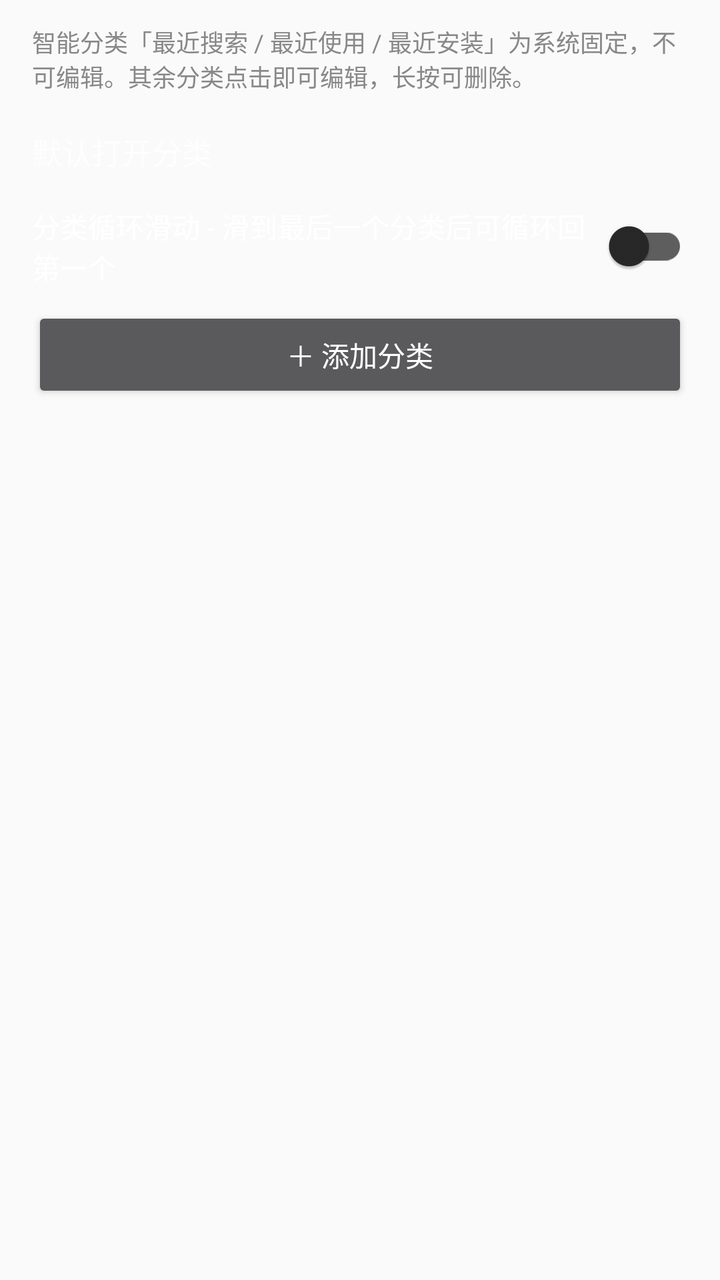
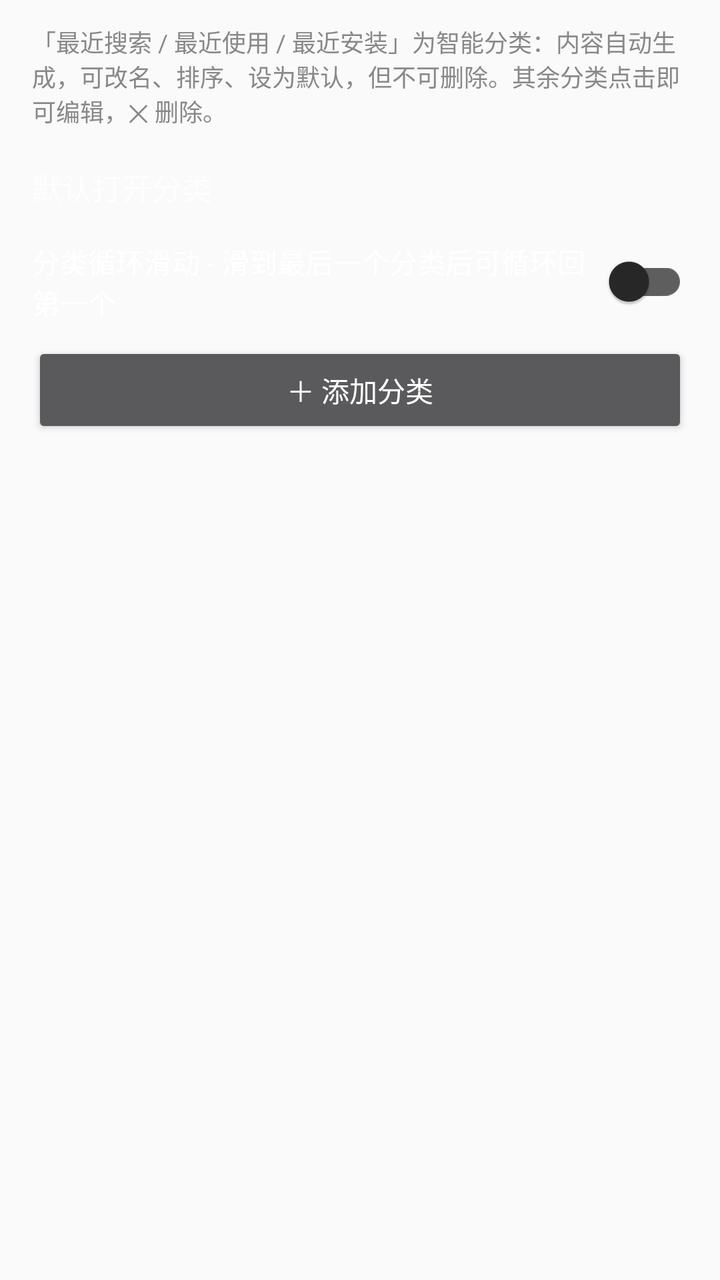

Before-and-after screenshots of an Android layout around one commit, followed by the original layout XML and the change that was made.
<!-- AndroidManifest.xml: activity theme AppTheme -->
<!-- res/layout/activity_category_settings.xml -->
<?xml version="1.0" encoding="utf-8"?>
<LinearLayout xmlns:android="http://schemas.android.com/apk/res/android"
    xmlns:app="http://schemas.android.com/apk/res-auto"
    android:layout_width="match_parent"
    android:layout_height="match_parent"
    android:orientation="vertical"
    android:paddingTop="4dp">

    <TextView
        android:layout_width="match_parent"
        android:layout_height="wrap_content"
        android:paddingHorizontal="16dp"
        android:paddingVertical="8dp"
        android:text="智能分类「最近搜索 / 最近使用 / 最近安装」为系统固定，不可编辑。其余分类点击即可编辑，长按可删除。"
        android:textColor="@color/hint_text"
        android:textSize="12sp" />

    
    <LinearLayout
        android:id="@+id/row_default_category"
        android:layout_width="match_parent"
        android:layout_height="wrap_content"
        android:orientation="horizontal"
        android:gravity="center_vertical"
        android:paddingHorizontal="16dp"
        android:paddingVertical="10dp"
        android:background="?android:attr/selectableItemBackground">

        <TextView
            android:layout_width="0dp"
            android:layout_height="wrap_content"
            android:layout_weight="1"
            android:text="默认打开分类"
            android:textSize="15sp" />

        <TextView
            android:id="@+id/default_category_value"
            android:layout_width="wrap_content"
            android:layout_height="wrap_content"
            android:textColor="?attr/colorPrimary"
            android:textSize="15sp" />
    </LinearLayout>

    
    <com.google.android.material.switchmaterial.SwitchMaterial
        android:id="@+id/loop_swipe_switch"
        android:layout_width="match_parent"
        android:layout_height="wrap_content"
        android:paddingHorizontal="16dp"
        android:paddingVertical="6dp"
        android:text="分类循环滑动 - 滑到最后一个分类后可循环回第一个" />

    <Button
        android:id="@+id/btn_add_category"
        android:layout_width="match_parent"
        android:layout_height="wrap_content"
        android:layout_marginHorizontal="16dp"
        android:layout_marginTop="4dp"
        android:layout_marginBottom="4dp"
        android:text="＋ 添加分类"
        android:textColor="@android:color/white" />

    <androidx.recyclerview.widget.RecyclerView
        android:id="@+id/category_list"
        android:layout_width="match_parent"
        android:layout_height="0dp"
        android:layout_weight="1"
        android:paddingHorizontal="12dp"
        android:paddingBottom="12dp" />
</LinearLayout>
<!-- resources referenced by this layout -->
<resources>
  <color name="hint_text">#888888</color>
  <style name="AppTheme" parent="Theme.MaterialComponents.NoActionBar">
          <item name="colorPrimary">@color/primary</item>
          <item name="colorPrimaryDark">@color/primary_dark</item>
          <item name="colorAccent">@color/accent</item>
          <item name="android:windowBackground">@color/background</item>
          <item name="android:statusBarColor">@color/primary_dark</item>
          <item name="android:windowAnimationStyle">@style/WindowZoomTransition</item>
      </style>
  <color name="primary">#1565C0</color>
  <color name="primary_dark">#0D47A1</color>
  <color name="accent">#FF6D00</color>
  <color name="background">#FAFAFA</color>
  <style name="WindowZoomTransition">
          <item name="android:activityOpenEnterAnimation">@anim/launch_scale_up</item>
          <item name="android:activityOpenExitAnimation">@anim/no_anim</item>
          <item name="android:activityCloseEnterAnimation">@anim/launch_scale_up</item>
          <item name="android:activityCloseExitAnimation">@anim/no_anim</item>
          <item name="android:taskOpenEnterAnimation">@anim/launch_scale_up</item>
          <item name="android:taskOpenExitAnimation">@anim/no_anim</item>
          <item name="android:taskCloseEnterAnimation">@anim/launch_scale_up</item>
          <item name="android:taskCloseExitAnimation">@anim/no_anim</item>
          <item name="android:taskToFrontEnterAnimation">@anim/launch_scale_up</item>
          <item name="android:taskToFrontExitAnimation">@anim/no_anim</item>
          <item name="android:taskToBackEnterAnimation">@anim/no_anim</item>
          <item name="android:taskToBackExitAnimation">@anim/no_anim</item>
      </style>
</resources>

<!-- the commit's change to res/layout/activity_category_settings.xml (unified diff, before → after) -->
@@ -11,7 +11,7 @@
         android:layout_height="wrap_content"
         android:paddingHorizontal="16dp"
         android:paddingVertical="8dp"
-        android:text="智能分类「最近搜索 / 最近使用 / 最近安装」为系统固定，不可编辑。其余分类点击即可编辑，长按可删除。"
+        android:text="「最近搜索 / 最近使用 / 最近安装」为智能分类：内容自动生成，可改名、排序、设为默认，但不可删除。其余分类点击即可编辑，✕ 删除。"
         android:textColor="@color/hint_text"
         android:textSize="12sp" />
 
